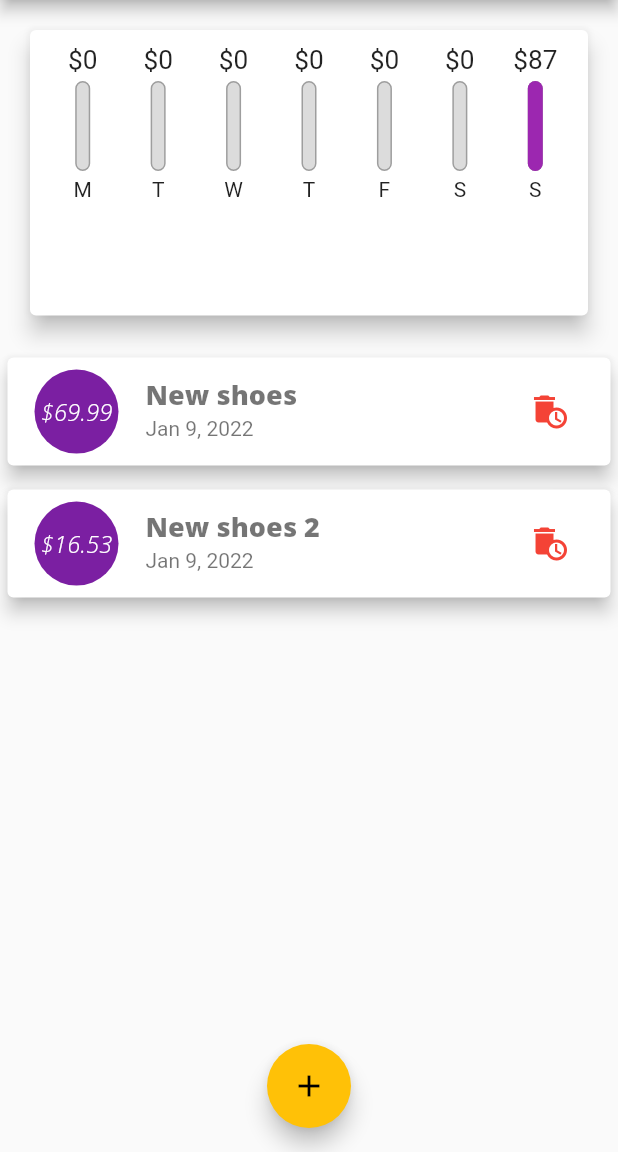
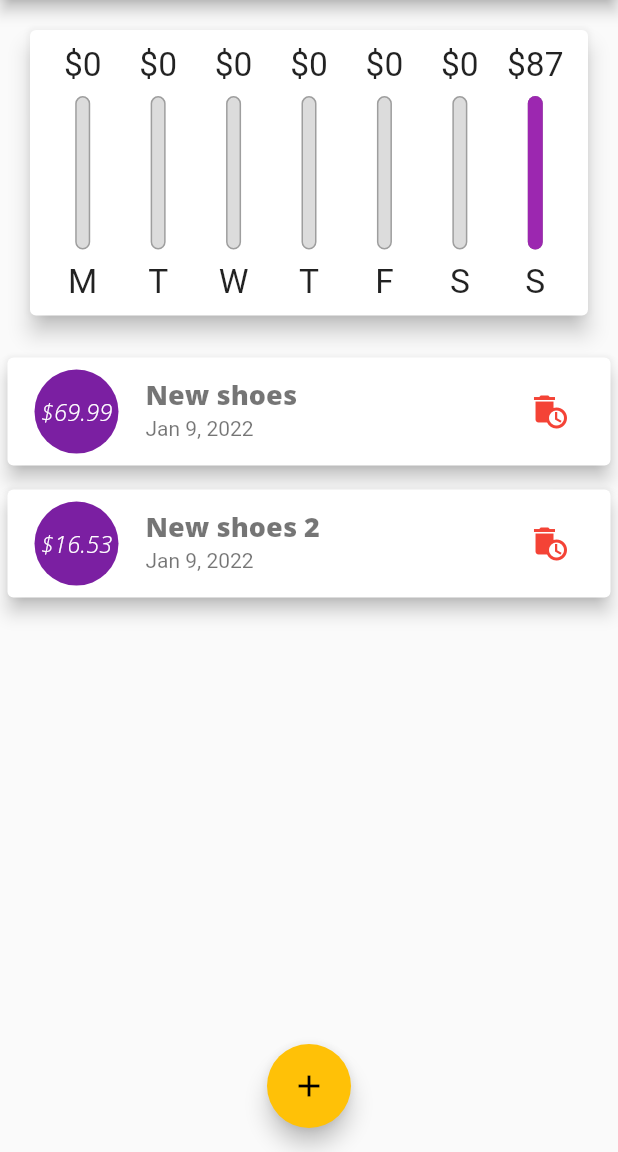
Before and after one commit to fahmi54321/crud_basic_with_responsive_ui, a Flutter app: the screen it shows after launch, on a phone screen of 412 x 824 dp, the part 84-1236 px from its top. Run offline on Flutter 3.47's test engine with Material 2 defaults, Android fonts, the phone set to English and light mode, and no system bars.

Commit message:
calculating sizes dynamically with layout builder

```diff
--- a/lib/widget/chart_bart.dart
+++ b/lib/widget/chart_bart.dart
@@ -9,19 +9,20 @@ class ChartBar extends StatelessWidget {
 
   @override
   Widget build(BuildContext context) {
+    return LayoutBuilder(builder: (ctx, constrains) {
       return Column(
         children: [
           Container(
-          height: 20,
+            height: constrains.maxHeight * 0.15,
             child: FittedBox(
               child: Text('\$${spendingAmount.toStringAsFixed(0)}'),
             ),
           ),
           SizedBox(
-          height: 4,
+            height: constrains.maxHeight * 0.05,
           ),
           Container(
-          height: 60,
+            height: constrains.maxHeight * 0.6,
             width: 10,
             child: Stack(
               children: [
@@ -52,10 +53,14 @@ class ChartBar extends StatelessWidget {
             ),
           ),
           SizedBox(
-          height: 4,
+            height: constrains.maxHeight * 0.05,
           ),
-        Text(label),
+          Container(
+            height: constrains.maxHeight * 0.15,
+            child: FittedBox(child: Text(label)),
+          ),
         ],
       );
+    });
   }
 }
```
Lines whose indentation alone changed are shown as unchanged.
